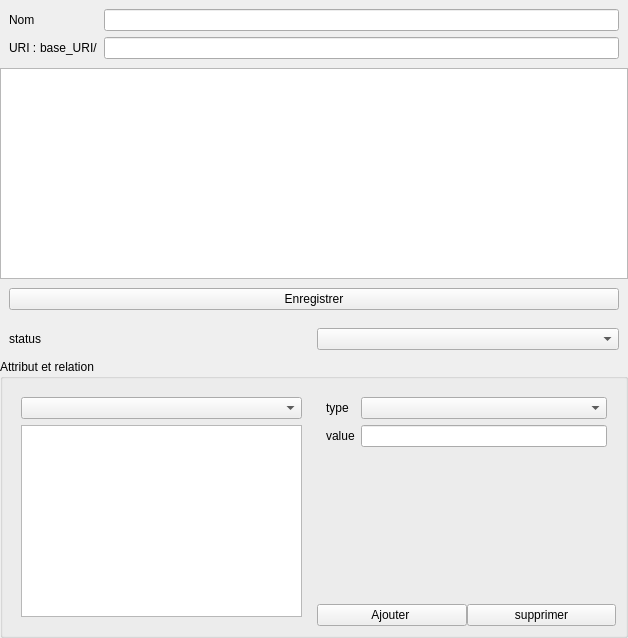
Before: the Qt Designer form charactersDB/src/ui/ui_files/char_form.ui in GaelPICOT/charactersDB, drawn with Qt 5.
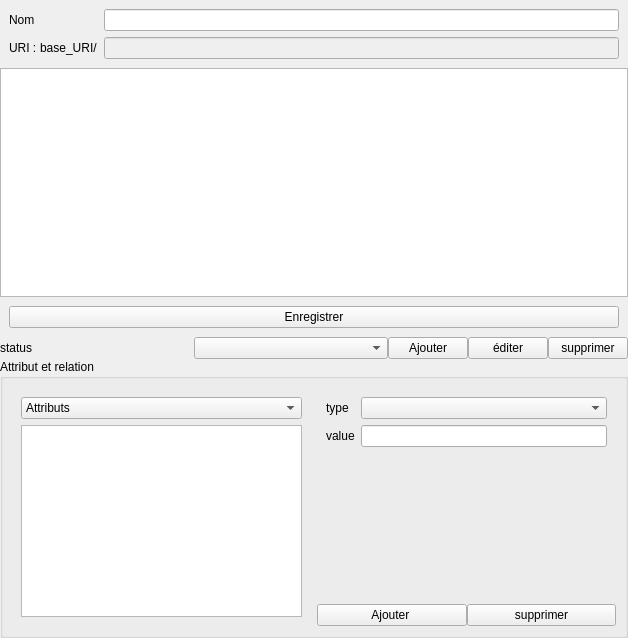
After: the same form once the commit is applied.

Commit message: add autogen URI

```diff
--- a/charactersDB/src/ui/ui_files/char_form.ui
+++ b/charactersDB/src/ui/ui_files/char_form.ui
@@ -40,7 +40,11 @@
        </widget>
       </item>
       <item row="1" column="2">
-       <widget class="QLineEdit" name="URI_edit"/>
+       <widget class="QLineEdit" name="URI_edit">
+        <property name="enabled">
+         <bool>false</bool>
+        </property>
+       </widget>
       </item>
       <item row="0" column="2">
        <widget class="QLineEdit" name="name_edit"/>
@@ -110,6 +114,21 @@
    <item>
     <widget class="QWidget" name="widget_10" native="true">
      <layout class="QHBoxLayout" name="horizontalLayout_7">
+      <property name="spacing">
+       <number>0</number>
+      </property>
+      <property name="leftMargin">
+       <number>0</number>
+      </property>
+      <property name="topMargin">
+       <number>0</number>
+      </property>
+      <property name="rightMargin">
+       <number>0</number>
+      </property>
+      <property name="bottomMargin">
+       <number>0</number>
+      </property>
       <item>
        <widget class="QLabel" name="label_5">
         <property name="text">
@@ -120,6 +139,48 @@
       <item>
        <widget class="QComboBox" name="status_combo"/>
       </item>
+      <item>
+       <widget class="QWidget" name="widget_8" native="true">
+        <layout class="QHBoxLayout" name="horizontalLayout_5">
+         <property name="spacing">
+          <number>0</number>
+         </property>
+         <property name="leftMargin">
+          <number>0</number>
+         </property>
+         <property name="topMargin">
+          <number>0</number>
+         </property>
+         <property name="rightMargin">
+          <number>0</number>
+         </property>
+         <property name="bottomMargin">
+          <number>0</number>
+         </property>
+         <item>
+          <widget class="QPushButton" name="add_status_button">
+           <property name="text">
+            <string>Ajouter</string>
+           </property>
+          </widget>
+         </item>
+         <item>
+          <widget class="QPushButton" name="edit_status_button">
+           <property name="text">
+            <string>éditer</string>
+           </property>
+          </widget>
+         </item>
+         <item>
+          <widget class="QPushButton" name="del_status_button">
+           <property name="text">
+            <string>supprimer</string>
+           </property>
+          </widget>
+         </item>
+        </layout>
+       </widget>
+      </item>
      </layout>
     </widget>
    </item>
@@ -133,7 +194,18 @@
        <widget class="QWidget" name="widget_6" native="true">
         <layout class="QVBoxLayout" name="verticalLayout_3">
          <item>
-          <widget class="QComboBox" name="choose_att_rel_combo"/>
+          <widget class="QComboBox" name="choose_att_rel_combo">
+           <item>
+            <property name="text">
+             <string>Attributs</string>
+            </property>
+           </item>
+           <item>
+            <property name="text">
+             <string>Relations</string>
+            </property>
+           </item>
+          </widget>
          </item>
          <item>
           <widget class="QListWidget" name="attribute_list"/>
```
The commit also changes 2 other files.
